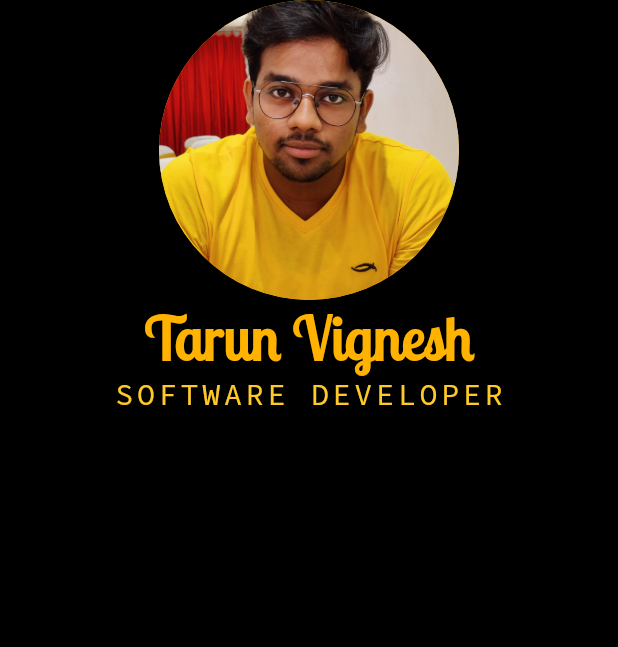
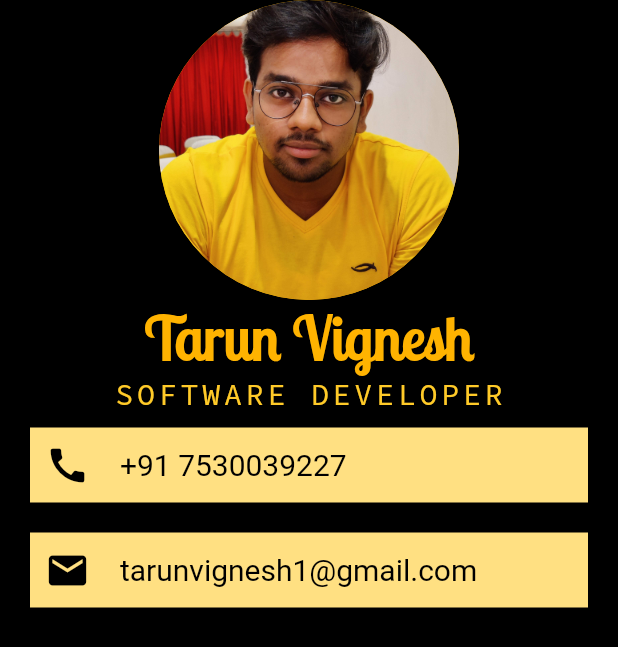
Before and after one commit to tarunvignesh1/mi-card, a Flutter app: the screen it shows after launch, on a phone screen of 412 x 824 dp. Shown: the top 647 px of the screen. Run offline on Flutter 3.47's test engine with Material 2 defaults, Android fonts, the phone set to English and light mode, and no system bars.

Commit message:
adding contacts

```diff
--- a/micard/lib/main.dart
+++ b/micard/lib/main.dart
@@ -15,12 +15,10 @@ class MyApp extends StatelessWidget {
         body: SafeArea(
             child: Column(
           children: [
-            Center(
-              child: CircleAvatar(
-                radius: 100.0,
-                backgroundColor: Colors.amber[600],
-                foregroundImage: AssetImage('images/tarun.jpg'),
-              ),
+            CircleAvatar(
+              radius: 100.0,
+              backgroundColor: Colors.amber[600],
+              foregroundImage: AssetImage('images/tarun.jpg'),
             ),
             Container(
               child: Text(
@@ -44,6 +42,50 @@ class MyApp extends StatelessWidget {
                 ),
               ),
             ),
+            //Container for phone contact details
+            Container(
+              color: Colors.amber[200],
+              margin: EdgeInsets.symmetric(vertical: 10.0, horizontal: 20.0),
+              padding: EdgeInsets.all(10.0),
+              child: Row(
+                children: [
+                  Icon(
+                    Icons.call,
+                    color: Colors.black,
+                    size: 30.0,
+                  ),
+                  SizedBox(
+                    width: 20.0,
+                  ),
+                  Text(
+                    '+91 7530039227',
+                    style: TextStyle(color: Colors.black, fontSize: 20.0),
+                  ),
+                ],
+              ),
+            ),
+            //Container for email contact details
+            Container(
+              color: Colors.amber[200],
+              margin: EdgeInsets.symmetric(vertical: 10.0, horizontal: 20.0),
+              padding: EdgeInsets.all(10.0),
+              child: Row(
+                children: [
+                  Icon(
+                    Icons.email,
+                    color: Colors.black,
+                    size: 30.0,
+                  ),
+                  SizedBox(
+                    width: 20.0,
+                  ),
+                  Text(
+                    'tarunvignesh1@gmail.com',
+                    style: TextStyle(color: Colors.black, fontSize: 20.0),
+                  ),
+                ],
+              ),
+            )
           ],
         )),
       ),
```
Also changed, not shown: micard/flutter_01.png (added).
